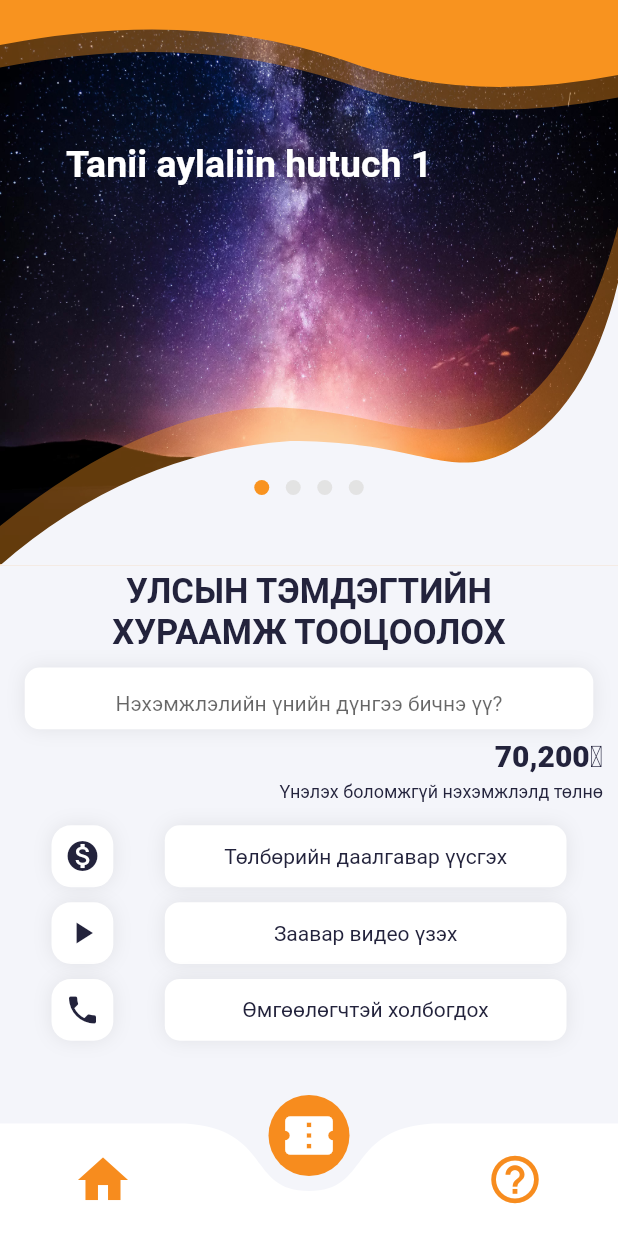
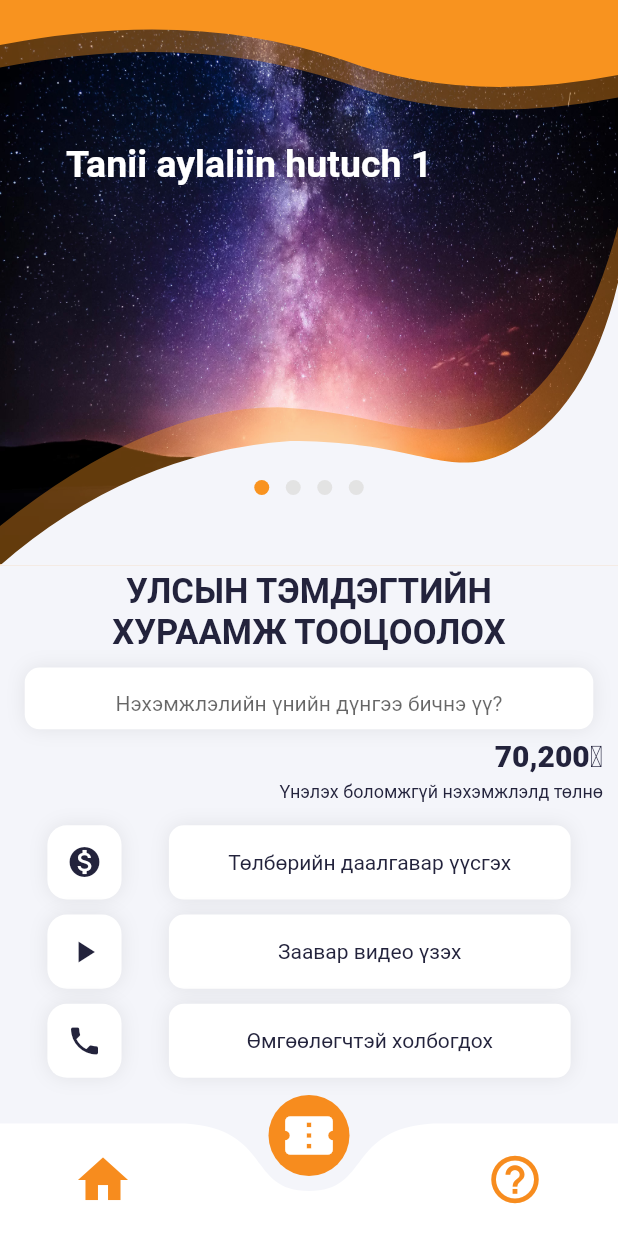
Before and after one commit to temka0170/lawapp, a Flutter app: the screen it shows after launch, on a phone screen of 412 x 824 dp. Run offline on Flutter 3.47's test engine with Material 2 defaults, Android fonts, the light colour scheme and no system bars; drawn by our look-alikes of curved_navigation_bar; our stand-ins replace carousel_slider, flutter_custom_clippers; missing offline and left inert: flutter_phone_direct_caller; Roboto replaces fonts that are missing (SFProDisplay); project files that could hold a hidden picture were left out.

Commit message:
small resize fix

```diff
--- a/lib/custom_func_data/calculator_buttons.dart
+++ b/lib/custom_func_data/calculator_buttons.dart
@@ -17,14 +17,14 @@ Padding govLink(double width, double height) {
     padding: const EdgeInsets.only(top: 15.0),
     child: SizedBox(
       width: width,
-      height: height * 0.05,
+      height: height * 0.06,
       child: Expanded(
         child: Row(
             mainAxisAlignment: MainAxisAlignment.spaceEvenly,
             children: <Widget>[
               Container(
-                width: height * 0.05,
-                height: height * 0.05,
+                width: height * 0.06,
+                height: height * 0.06,
                 decoration: new BoxDecoration(
                   color: Color(0xffffffff),
                   borderRadius: BorderRadius.circular(13),
@@ -44,7 +44,7 @@ Padding govLink(double width, double height) {
               ),
               Container(
                 width: width * 0.65,
-                height: height * 0.05,
+                height: height * 0.06,
                 decoration: new BoxDecoration(
                   color: Color(0xffffffff),
                   borderRadius: BorderRadius.circular(10),
@@ -84,14 +84,14 @@ Padding ytLink(double width, double height) {
     padding: const EdgeInsets.only(top: 10.0),
     child: SizedBox(
       width: width,
-      height: height * 0.05,
+      height: height * 0.06,
       child: Expanded(
         child: Row(
             mainAxisAlignment: MainAxisAlignment.spaceEvenly,
             children: <Widget>[
               Container(
-                width: height * 0.05,
-                height: height * 0.05,
+                width: height * 0.06,
+                height: height * 0.06,
                 decoration: new BoxDecoration(
                   color: Color(0xffffffff),
                   borderRadius: BorderRadius.circular(13),
@@ -112,7 +112,7 @@ Padding ytLink(double width, double height) {
               ),
               Container(
                 width: width * 0.65,
-                height: height * 0.05,
+                height: height * 0.06,
                 decoration: new BoxDecoration(
                   color: Color(0xffffffff),
                   borderRadius: BorderRadius.circular(10),
@@ -152,14 +152,14 @@ Padding phoneCaller(double width, double height) {
     padding: const EdgeInsets.only(top: 10.0),
     child: SizedBox(
       width: width,
-      height: height * 0.05,
+      height: height * 0.06,
       child: Expanded(
         child: Row(
             mainAxisAlignment: MainAxisAlignment.spaceEvenly,
             children: <Widget>[
               Container(
-                width: height * 0.05,
-                height: height * 0.05,
+                width: height * 0.06,
+                height: height * 0.06,
                 decoration: new BoxDecoration(
                   color: Color(0xffffffff),
                   borderRadius: BorderRadius.circular(13),
@@ -181,7 +181,7 @@ Padding phoneCaller(double width, double height) {
               ),
               Container(
                 width: width * 0.65,
-                height: height * 0.05,
+                height: height * 0.06,
                 decoration: new BoxDecoration(
                   color: Color(0xffffffff),
                   borderRadius: BorderRadius.circular(10),
```
